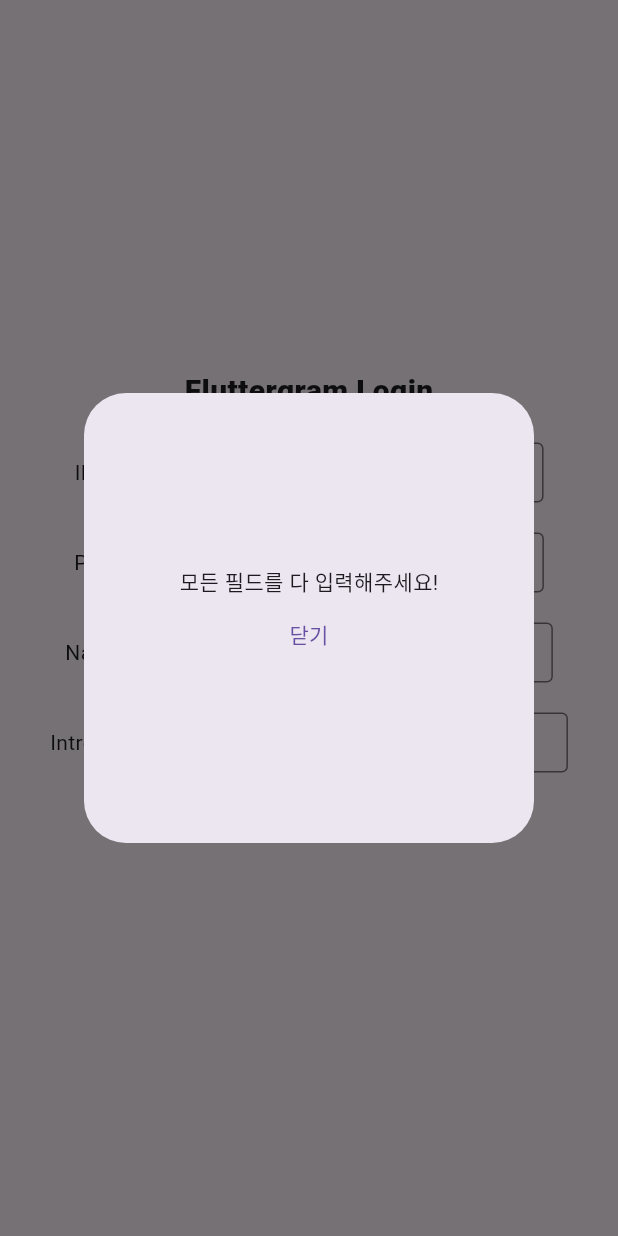
After one commit to kwongholee/fluttergram, a Flutter app: the Register screen opened by its route, after a tap on "Register", on a phone screen of 412 x 824 dp. The commit adds this screen. Run offline on Flutter 3.47's test engine with Material 3 defaults, Android fonts, the phone set to English and light mode, and no system bars; our stand-ins replace image_picker.

Commit message:
24.04.15 client - feat: register page routing

```diff
--- a/client/lib/pages/login.dart
+++ b/client/lib/pages/login.dart
@@ -1,3 +1,4 @@
+import 'package:client/pages/register.dart';
 import 'package:flutter/cupertino.dart';
 import 'package:flutter/material.dart';
 import 'package:flutter/widgets.dart';
@@ -24,7 +25,7 @@ class _LoginState extends State<Login> {
         children: [
           Container(
             padding: EdgeInsets.fromLTRB(0, 0, 0, 20),
-            child: Text("Login", style: TextStyle(fontWeight: FontWeight.w900, fontSize: 20)),
+            child: Text("Fluttergram Login", style: TextStyle(fontWeight: FontWeight.w900, fontSize: 20)),
           ),
           Row(mainAxisAlignment: MainAxisAlignment.spaceAround, children: [
             Text("ID"),
@@ -39,7 +40,7 @@ class _LoginState extends State<Login> {
               )),
             )
           ]),
-          Row(mainAxisAlignment: MainAxisAlignment.spaceEvenly, children: [
+          Container(padding: EdgeInsets.fromLTRB(0, 20, 0, 15), child: Row(mainAxisAlignment: MainAxisAlignment.spaceEvenly, children: [
             Text("Password"),
             SizedBox(
               width: 200,
@@ -51,10 +52,14 @@ class _LoginState extends State<Login> {
                   labelText: 'Password'
               ), obscureText: true,),
             )
-          ]),
+          ]),),
           TextButton(onPressed: () {
             context.read<userProvider>().tryLogin(id, pw);
-          }, child: Text("Login"))
+          }, child: Text("Login")),
+          Row(mainAxisAlignment: MainAxisAlignment.spaceEvenly, children: [
+            Text("아직 회원가입하지 않으셨다면?"),
+            TextButton(onPressed: () {Navigator.push(context, MaterialPageRoute(builder: (c) => Register()));}, child: Text("Register"))
+          ],)
         ],
       ),
     ));
--- /dev/null
+++ b/client/lib/pages/register.dart
@@ -0,0 +1,109 @@
+import 'package:client/stores/userProvider.dart';
+import 'package:flutter/material.dart';
+import 'package:provider/provider.dart';
+
+class Register extends StatefulWidget {
+  const Register({Key? key}) : super(key: key);
+
+  @override
+  State<Register> createState() => _RegisterState();
+}
+
+class _RegisterState extends State<Register> {
+  var id = "";
+  var pw = "";
+  var name = "";
+  var introduce = "";
+
+  @override
+  Widget build(BuildContext context) {
+    return ChangeNotifierProvider(create: (c) => userProvider(), child: Scaffold(
+      body: Column(
+        mainAxisAlignment: MainAxisAlignment.center,
+        children: [
+          Container(
+            padding: EdgeInsets.fromLTRB(0, 0, 0, 20),
+            child: Text("Fluttergram Login", style: TextStyle(fontWeight: FontWeight.w900, fontSize: 20)),
+          ),
+          Row(mainAxisAlignment: MainAxisAlignment.spaceAround, children: [
+            Text("ID"),
+            SizedBox(
+              width: 200,
+              height: 40,
+              child: TextField(onChanged: (e){setState(() {
+                id = e;
+              });}, decoration: InputDecoration(
+                  border: OutlineInputBorder(),
+                  labelText: 'ID'
+              )),
+            )
+          ]),
+          Container(padding: EdgeInsets.fromLTRB(0, 20, 0, 15), child: Row(mainAxisAlignment: MainAxisAlignment.spaceEvenly, children: [
+            Text("Password"),
+            SizedBox(
+              width: 200,
+              height: 40,
+              child: TextField(onChanged: (e){setState(() {
+                pw = e;
+              });}, decoration: InputDecoration(
+                  border: OutlineInputBorder(),
+                  labelText: 'Password'
+              ), obscureText: true,),
+            )
+          ]),),
+          Container(padding: EdgeInsets.fromLTRB(0, 5, 0, 15), child: Row(mainAxisAlignment: MainAxisAlignment.spaceAround, children: [
+            Text("Name"),
+            SizedBox(
+              width: 200,
+              height: 40,
+              child: TextField(onChanged: (e){setState(() {
+                name = e;
+              });}, decoration: InputDecoration(
+                  border: OutlineInputBorder(),
+                  labelText: 'Name'
+              ), obscureText: true,),
+            )
+          ]),),
+          Container(padding: EdgeInsets.fromLTRB(0, 5, 0, 15), child: Row(mainAxisAlignment: MainAxisAlignment.spaceEvenly, children: [
+            Text("Introduce youself"),
+            SizedBox(
+              width: 200,
+              height: 40,
+              child: TextField(onChanged: (e){setState(() {
+                introduce = e;
+              });}, decoration: InputDecoration(
+                  border: OutlineInputBorder(),
+                  labelText: 'Introduce yourself'
+              ), obscureText: true,),
+            )
+          ]),),
+          TextButton(onPressed: () {
+            if(id == "" || pw == "" || name == "" || introduce == "") {
+              showDialog(context: context, builder: (context) => noticeDialog());
+            }
+            else {
+              context.read<userProvider>().tryLogin(id, pw);
+              Navigator.pushNamedAndRemoveUntil(context, '/', (route) => false);
+            }
+          }, child: Text("Register")),
+        ],
+      ),
+    ));
+  }
+}
+
+class noticeDialog extends StatelessWidget {
+  const noticeDialog({Key? key}) : super(key: key);
+
+  @override
+  Widget build(BuildContext context) {
+    return Dialog(child: SizedBox(
+      width: 300,
+      height: 300,
+      child: Column(mainAxisAlignment: MainAxisAlignment.center, crossAxisAlignment: CrossAxisAlignment.center, children: [
+        Text("모든 필드를 다 입력해주세요!"),
+        TextButton(onPressed: () {Navigator.pop(context);}, child: Text("닫기"))
+      ],),
+    ));
+  }
+}
```
